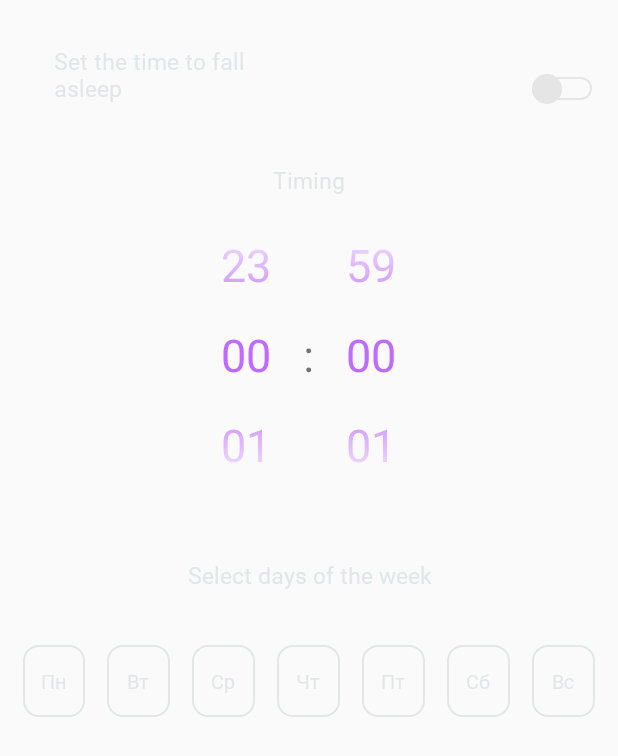
After one commit to Zell0Coding/whitenoise, an Android app: the fragment AsleepFragment shown on its own in the app's theme, on a phone screen of 412 x 824 dp. The commit adds this screen. Shown: the top 756 px of the screen. Run offline under Robolectric (Android 15) with nearby library versions, the phone set to English and light mode, and no system bars.

Commit message:
сделан сохранение состояния сна(дни,время,индикатор)

```diff
--- /dev/null
+++ b/app/src/main/java/com/meathammerstudio/whitenoise/Controllers/AsleepFragment.java
@@ -0,0 +1,230 @@
+package com.meathammerstudio.whitenoise.Controllers;
+
+import android.os.Bundle;
+import android.util.Log;
+import android.view.LayoutInflater;
+import android.view.View;
+import android.view.ViewGroup;
+import android.widget.Button;
+import android.widget.CompoundButton;
+import android.widget.LinearLayout;
+import android.widget.TimePicker;
+
+import androidx.annotation.NonNull;
+import androidx.annotation.Nullable;
+import androidx.appcompat.widget.SwitchCompat;
+import androidx.fragment.app.Fragment;
+
+import com.google.gson.Gson;
+import com.google.gson.GsonBuilder;
+import com.meathammerstudio.whitenoise.Models.sleepModel;
+import com.meathammerstudio.whitenoise.R;
+import com.meathammerstudio.whitenoise.Utills.Manager;
+import com.meathammerstudio.whitenoise.Utills.StorageManager;
+import com.meathammerstudio.whitenoise.Utills.Utill;
+
+import java.util.List;
+
+public class AsleepFragment extends Fragment implements View.OnClickListener {
+
+    private Manager mManager;
+    private sleepModel mSleepModel;
+    private boolean canSave = false;
+
+    private TimePicker mTimePicker;
+    private SwitchCompat mSwitchCompat;
+
+    private Button dayMonday;
+    private Button dayTuesday;
+    private Button dayWednesday;
+    private Button dayThursday;
+    private Button dayFriday;
+    private Button daySaturday;
+    private Button daySunday;
+
+
+    @Override
+    public void onCreate(@Nullable Bundle savedInstanceState) {
+        super.onCreate(savedInstanceState);
+        mManager = Manager.getInstance();
+        mSleepModel = loadAsleep();
+    }
+
+    @Nullable
+    @Override
+    public View onCreateView(@NonNull LayoutInflater inflater, @Nullable ViewGroup container, @Nullable Bundle savedInstanceState) {
+        View view = inflater.inflate(R.layout.sleep_layout,container,false);
+        mTimePicker = view.findViewById(R.id.timer_picker);
+        mSwitchCompat = view.findViewById(R.id.asleep_state);
+        dayMonday = view.findViewById(R.id.day_monday);
+        dayTuesday = view.findViewById(R.id.day_tuesday);
+        dayWednesday = view.findViewById(R.id.day_wednesday);
+        dayThursday = view.findViewById(R.id.day_thursday);
+        dayFriday = view.findViewById(R.id.day_friday);
+        daySaturday = view.findViewById(R.id.day_saturday);
+        daySunday = view.findViewById(R.id.day_sunday);
+
+        dayMonday.setOnClickListener(this);
+        dayTuesday.setOnClickListener(this);
+        dayWednesday.setOnClickListener(this);
+        dayThursday.setOnClickListener(this);
+        dayFriday.setOnClickListener(this);
+        daySaturday.setOnClickListener(this);
+        daySunday.setOnClickListener(this);
+
+        mTimePicker.setIs24HourView(true);
+        mTimePicker.setOnTimeChangedListener(new TimePicker.OnTimeChangedListener() {
+            @Override
+            public void onTimeChanged(TimePicker view, int hourOfDay, int minute) {
+
+                if(canSave)
+                {
+                    mSleepModel.setSleepingHour(hourOfDay);
+                    mSleepModel.setSleepingMinute(minute);
+                    saveAsleep();
+                }
+            }
+        });
+
+        mSwitchCompat.setOnCheckedChangeListener(new CompoundButton.OnCheckedChangeListener() {
+            @Override
+            public void onCheckedChanged(CompoundButton buttonView, boolean isChecked) {
+
+                mSleepModel.setEnable(isChecked);
+                reCreateSwitch(isChecked);
+                saveAsleep();
+            }
+        });
+
+        return view;
+    }
+
+    @Override
+    public void onViewCreated(@NonNull View view, @Nullable Bundle savedInstanceState) {
+        super.onViewCreated(view, savedInstanceState);
+        reCreateSwitch(mSleepModel.isEnable());
+        reCreateButtons(mSleepModel.getDays());
+        reCreateTime();
+    }
+
+    private void reCreateSwitch(boolean isEnable){
+        if(isEnable){
+            mSwitchCompat.setThumbResource(R.drawable.switch_enable_thumb);
+            mSwitchCompat.setTrackResource(R.drawable.switch_track);
+            mSwitchCompat.setChecked(true);
+        }else{
+            mSwitchCompat.setThumbResource(R.drawable.switch_disable_thumb);
+            mSwitchCompat.setTrackResource(R.drawable.switch_disable);
+            mSwitchCompat.setChecked(false);
+        }
+    }
+    private void defaultButton(){
+        dayMonday.setBackgroundResource(R.drawable.day_button_background_non_include);
+        dayMonday.setTextAppearance(getContext(),R.style.DayButtonNonInclude);
+        dayTuesday.setBackgroundResource(R.drawable.day_button_background_non_include);
+        dayTuesday.setTextAppearance(getContext(),R.style.DayButtonNonInclude);
+        dayWednesday.setBackgroundResource(R.drawable.day_button_background_non_include);
+        dayWednesday.setTextAppearance(getContext(),R.style.DayButtonNonInclude);
+        dayThursday.setBackgroundResource(R.drawable.day_button_background_non_include);
+        dayThursday.setTextAppearance(getContext(),R.style.DayButtonNonInclude);
+        dayFriday.setBackgroundResource(R.drawable.day_button_background_non_include);
+        dayFriday.setTextAppearance(getContext(),R.style.DayButtonNonInclude);
+        daySaturday.setBackgroundResource(R.drawable.day_button_background_non_include);
+        daySaturday.setTextAppearance(getContext(),R.style.DayButtonNonInclude);
+        daySunday.setBackgroundResource(R.drawable.day_button_background_non_include);
+        daySunday.setTextAppearance(getContext(),R.style.DayButtonNonInclude);
+    }
+    private void reCreateButtons(List<String> buttons){
+        defaultButton();
+        for(int i = 0; i < buttons.size(); i++){
+            switch (buttons.get(i)){
+                case "Mo":
+                    dayMonday.setBackgroundResource(R.drawable.day_button_background_include);
+                    dayMonday.setTextAppearance(getContext(),R.style.DayButtonInclude);
+                    break;
+                case "Tu":
+                    dayTuesday.setBackgroundResource(R.drawable.day_button_background_include);
+                    dayTuesday.setTextAppearance(getContext(),R.style.DayButtonInclude);
+                    break;
+                case "We":
+                    dayWednesday.setBackgroundResource(R.drawable.day_button_background_include);
+                    dayWednesday.setTextAppearance(getContext(),R.style.DayButtonInclude);
+                    break;
+                case "Th":
+                    dayThursday.setBackgroundResource(R.drawable.day_button_background_include);
+                    dayThursday.setTextAppearance(getContext(),R.style.DayButtonInclude);
+                    break;
+                case "Fr":
+                    dayFriday.setBackgroundResource(R.drawable.day_button_background_include);
+                    dayFriday.setTextAppearance(getContext(),R.style.DayButtonInclude);
+                    break;
+                case "Sa":
+                    daySaturday.setBackgroundResource(R.drawable.day_button_background_include);
+                    daySaturday.setTextAppearance(getContext(),R.style.DayButtonInclude);
+                    break;
+                case "Su":
+                    daySunday.setBackgroundResource(R.drawable.day_button_background_include);
+                    daySunday.setTextAppearance(getContext(),R.style.DayButtonInclude);
+                    break;
+            }
+        }
+    }
+    private void reCreateTime(){
+        mTimePicker.setCurrentHour(mSleepModel.getSleepingHour());
+        mTimePicker.setCurrentMinute(mSleepModel.getSleepingMinute());
+        canSave = true;
+    }
+
+
+    @Override
+    public void onClick(View v) {
+        switch (v.getId()){
+            case R.id.day_monday:
+                mSleepModel.changeDay("Mo");
+                break;
+            case R.id.day_tuesday:
+                mSleepModel.changeDay("Tu");
+                break;
+            case R.id.day_wednesday:
+                mSleepModel.changeDay("We");
+                break;
+            case R.id.day_thursday:
+                mSleepModel.changeDay("Th");
+                break;
+            case R.id.day_friday:
+                mSleepModel.changeDay("Fr");
+                break;
+            case R.id.day_saturday:
+                mSleepModel.changeDay("Sa");
+                break;
+            case R.id.day_sunday:
+                mSleepModel.changeDay("Su");
+                break;
+        }
+        saveAsleep();
+        reCreateButtons(mSleepModel.getDays());
+    }
+
+    private sleepModel loadAsleep(){
+
+        try {
+            String data = StorageManager.readFromFile(Utill.ASLEEP, getContext());
+            GsonBuilder gsonBuilder = new GsonBuilder();
+            Gson gson = gsonBuilder.create();
+            sleepModel sleepModel = gson.fromJson(data,sleepModel.class);
+            if(sleepModel==null){
+                sleepModel = new sleepModel();
+            }
+            return sleepModel;
+        }catch (NullPointerException e){
+            e.printStackTrace();
+            return new sleepModel();
+        }
+    }
+
+    private void saveAsleep(){
+        Gson gson = new Gson();
+        String json_data = gson.toJson(mSleepModel);
+        StorageManager.writeToFile(Utill.ASLEEP,json_data,getContext());
+    }
+}
--- a/app/src/main/java/com/meathammerstudio/whitenoise/Controllers/LanguageFragment.java
+++ b/app/src/main/java/com/meathammerstudio/whitenoise/Controllers/LanguageFragment.java
@@ -86,7 +86,7 @@ public class LanguageFragment extends Fragment implements i_helper.i_language {
         language_.setLanguage_abbr(language.getAbbr().toLowerCase());
         Gson gson = new Gson();
         String json_data = gson.toJson(language_);
-        StorageManager.writeToFile(Utill.SETTINGS,json_data,getContext());
+        StorageManager.writeToFile(Utill.LANGUAGE,json_data,getContext());
         mManager.setCurrentLang(language_.getLanguage_abbr());
 
         Resources resources = getResources();
--- a/app/src/main/java/com/meathammerstudio/whitenoise/Controllers/MainActivity.java
+++ b/app/src/main/java/com/meathammerstudio/whitenoise/Controllers/MainActivity.java
@@ -84,7 +84,7 @@ public class MainActivity extends AppCompatActivity implements LanguageFragment.
                 addFragment(Utill.TIMER_FRAGMENT);
                 break;
             case R.id.sleep:
-                //
+                addFragment(Utill.SLEEP_MODE);
                 break;
             case R.id.settings:
                 addFragment(Utill.SETTINGS);
@@ -128,6 +128,17 @@ public class MainActivity extends AppCompatActivity implements LanguageFragment.
                 mActionBar.setTitle(R.string.settings);
 
                 break;
+
+            case Utill.SLEEP_MODE:
+
+                AsleepFragment asleepFragment = new AsleepFragment();
+                fragmentTransaction.replace(R.id.container,asleepFragment);
+                mActionBar.setDisplayHomeAsUpEnabled(true);
+                mActionBar.setDisplayShowHomeEnabled(true);
+                mActionBar.setDisplayShowTitleEnabled(true);
+                mActionBar.setTitle(R.string.sleeping_mode);
+
+                break;
         }
         fragmentTransaction.commit();
     }
@@ -163,7 +174,7 @@ public class MainActivity extends AppCompatActivity implements LanguageFragment.
 
     private currentLanguage getLanguage(){
         try {
-            String data = StorageManager.readFromFile(Utill.SETTINGS, getApplicationContext());
+            String data = StorageManager.readFromFile(Utill.LANGUAGE, getApplicationContext());
             GsonBuilder gsonBuilder = new GsonBuilder();
             Gson gson = gsonBuilder.create();
             currentLanguage language = gson.fromJson(data,currentLanguage.class);
--- a/app/src/main/java/com/meathammerstudio/whitenoise/Controllers/TimerAddFragment.java
+++ b/app/src/main/java/com/meathammerstudio/whitenoise/Controllers/TimerAddFragment.java
@@ -59,7 +59,7 @@ public class TimerAddFragment extends Fragment {
     }
 
     private void saveTimer(){
-            int hours = mTimePicker.getCurrentHour();
+        int hours = mTimePicker.getCurrentHour();
         int minutes = mTimePicker.getCurrentMinute();
         Timer timer = new Timer(hours,minutes,false);
 
--- /dev/null
+++ b/app/src/main/java/com/meathammerstudio/whitenoise/Models/sleepModel.java
@@ -0,0 +1,49 @@
+package com.meathammerstudio.whitenoise.Models;
+
+import java.util.ArrayList;
+import java.util.Calendar;
+import java.util.List;
+
+public class sleepModel {
+
+    private boolean isEnable;
+    private int sleepingHour;
+    private int sleepingMinute;
+    private List<String> days;
+
+    public sleepModel(){
+        isEnable = false;
+        days = new ArrayList<>();
+        //sleepingHour = Calendar.getInstance().get(Calendar.HOUR);
+        //sleepingMinute = Calendar.getInstance().get(Calendar.MINUTE);
+    }
+
+    public boolean isEnable() {
+        return isEnable;
+    }
+    public void setEnable(boolean _state){isEnable = _state;}
+    public void changeDay(String day){
+        for(int i = 0; i < days.size(); i++){
+            if(days.get(i).equals(day)){
+                days.remove(i);
+                return;
+            }
+        }
+        days.add(day);
+    }
+    public List<String> getDays() {
+        return days;
+    }
+    public int getSleepingHour() {
+        return sleepingHour;
+    }
+    public void setSleepingHour(int sleepingHour) {
+        this.sleepingHour = sleepingHour;
+    }
+    public int getSleepingMinute() {
+        return sleepingMinute;
+    }
+    public void setSleepingMinute(int sleepingMinute) {
+        this.sleepingMinute = sleepingMinute;
+    }
+}
--- a/app/src/main/java/com/meathammerstudio/whitenoise/Utills/Utill.java
+++ b/app/src/main/java/com/meathammerstudio/whitenoise/Utills/Utill.java
@@ -49,6 +49,7 @@ public abstract class Utill {
     public static final String SELECTED_SOUND = "selected_sound";
     public static final String TIMER_SELECTED = "selected_timers";
     public static final String LANGUAGE = "language";
+    public static final String ASLEEP = "asleep";
     // -------------------------------------------------------
 
 }
--- /dev/null
+++ b/app/src/main/res/drawable/day_button_background_include.xml
@@ -0,0 +1,26 @@
+<?xml version="1.0" encoding="utf-8"?>
+<shape xmlns:android="http://schemas.android.com/apk/res/android"
+    android:shape="rectangle" >
+
+    <!-- View background color -->
+    <solid
+        android:color="@android:color/transparent" >
+    </solid>
+
+    <!-- View border color and width -->
+    <stroke
+        android:width="1dp"
+        android:color="@color/colorSelected" >
+    </stroke>
+
+    <!-- The radius makes the corners rounded -->
+    <corners
+        android:radius="2dp"
+        android:bottomLeftRadius="10dp"
+        android:topLeftRadius="10dp"
+        android:bottomRightRadius="10dp"
+        android:topRightRadius="10dp">
+    </corners>
+
+
+</shape>
--- /dev/null
+++ b/app/src/main/res/drawable/day_button_background_non_include.xml
@@ -0,0 +1,26 @@
+<?xml version="1.0" encoding="utf-8"?>
+<shape xmlns:android="http://schemas.android.com/apk/res/android"
+    android:shape="rectangle" >
+
+    <!-- View background color -->
+    <solid
+        android:color="@android:color/transparent" >
+    </solid>
+
+    <!-- View border color and width -->
+    <stroke
+        android:width="1dp"
+        android:color="@color/colorText" >
+    </stroke>
+
+    <!-- The radius makes the corners rounded -->
+    <corners
+        android:radius="2dp"
+        android:bottomLeftRadius="10dp"
+        android:topLeftRadius="10dp"
+        android:bottomRightRadius="10dp"
+        android:topRightRadius="10dp">
+    </corners>
+
+
+</shape>
--- /dev/null
+++ b/app/src/main/res/layout/sleep_layout.xml
@@ -0,0 +1,176 @@
+<?xml version="1.0" encoding="utf-8"?>
+<androidx.core.widget.NestedScrollView
+    xmlns:android="http://schemas.android.com/apk/res/android"
+    xmlns:app="http://schemas.android.com/apk/res-auto"
+    android:layout_width="match_parent"
+    android:layout_height="match_parent">
+
+    <LinearLayout
+        android:layout_width="match_parent"
+        android:layout_height="match_parent"
+        android:orientation="vertical">
+
+        <androidx.constraintlayout.widget.ConstraintLayout
+            android:layout_width="match_parent"
+            android:layout_height="wrap_content"
+            android:orientation="horizontal">
+
+            <TextView
+                android:layout_width="130dp"
+                android:layout_height="wrap_content"
+                android:fontFamily="@font/roboto_regular"
+                android:text="@string/asleep"
+                android:textColor="@color/colorText"
+                android:textSize="15sp"
+                android:layout_marginTop="30dp"
+                android:layout_marginLeft="36dp"
+                android:layout_marginStart="36dp"
+                app:layout_constraintBottom_toBottomOf="parent"
+                app:layout_constraintStart_toStartOf="parent"
+                app:layout_constraintTop_toTopOf="parent">
+
+            </TextView>
+
+            <androidx.appcompat.widget.SwitchCompat
+                android:id="@+id/asleep_state"
+                android:layout_width="wrap_content"
+                android:layout_height="wrap_content"
+                android:layout_marginRight="17dp"
+                android:layout_marginEnd="17dp"
+                app:thumbTint="@color/colorSelected"
+                app:track="@drawable/switch_track"
+                app:layout_constraintBottom_toBottomOf="parent"
+                app:layout_constraintEnd_toEndOf="parent" />
+
+        </androidx.constraintlayout.widget.ConstraintLayout>
+        <TextView
+            android:layout_width="match_parent"
+            android:layout_height="wrap_content"
+            android:layout_marginTop="40dp"
+            android:fontFamily="@font/roboto_regular"
+            android:textSize="15sp"
+            android:textColor="@color/colorText"
+            android:text="@string/timing"
+            android:textAlignment="center">
+
+        </TextView>
+        <TimePicker
+            android:id="@+id/timer_picker"
+            android:theme="@style/MyThemeTimePicker"
+            style="@style/MyThemeTimePicker"
+            android:layout_width="match_parent"
+            android:layout_height="wrap_content"
+            android:background="@android:color/transparent"
+            android:numbersSelectorColor="@color/colorSelected"
+            android:timePickerMode="spinner">
+
+        </TimePicker>
+        <TextView
+            android:layout_width="match_parent"
+            android:layout_height="wrap_content"
+            android:layout_marginTop="30dp"
+            android:fontFamily="@font/roboto_regular"
+            android:textSize="15sp"
+            android:textColor="@color/colorText"
+            android:text="@string/days_of_week"
+            android:textAlignment="center">
+
+        </TextView>
+
+        <LinearLayout
+            android:id="@+id/buttons_container"
+            android:layout_width="match_parent"
+            android:layout_height="wrap_content"
+            android:layout_marginTop="36dp"
+            android:orientation="horizontal">
+
+            <Button
+                android:id="@+id/day_monday"
+                android:layout_width="0dp"
+                android:layout_height="wrap_content"
+                android:layout_marginStart="15dp"
+                android:layout_marginEnd="7dp"
+                android:text="Пн"
+                android:textAllCaps="false"
+                style="@style/DayButtonNonInclude"
+                android:layout_weight="1">
+
+            </Button>
+            <Button
+                android:id="@+id/day_tuesday"
+                android:layout_width="0dp"
+                android:layout_height="wrap_content"
+                android:layout_marginRight="7dp"
+                android:layout_marginLeft="7dp"
+                android:text="Вт"
+                android:textAllCaps="false"
+                style="@style/DayButtonNonInclude"
+                android:layout_weight="1">
+
+            </Button>
+            <Button
+                android:id="@+id/day_wednesday"
+                android:layout_width="0dp"
+                android:layout_height="wrap_content"
+                android:layout_marginRight="7dp"
+                android:layout_marginLeft="7dp"
+                style="@style/DayButtonNonInclude"
+                android:text="Ср"
+                android:textAllCaps="false"
+                android:layout_weight="1">
+
+            </Button>
+            <Button
+                android:id="@+id/day_thursday"
+                android:layout_width="0dp"
+                android:layout_height="wrap_content"
+                android:layout_marginRight="7dp"
+                android:layout_marginLeft="7dp"
+                style="@style/DayButtonNonInclude"
+                android:text="Чт"
+                android:textAllCaps="false"
+                android:layout_weight="1">
+
+            </Button>
+            <Button
+                android:id="@+id/day_friday"
+                android:layout_width="0dp"
+                android:layout_height="wrap_content"
+                android:layout_marginRight="7dp"
+                android:layout_marginLeft="7dp"
+                style="@style/DayButtonNonInclude"
+                android:text="Пт"
+                android:textAllCaps="false"
+                android:layout_weight="1">
+
+            </Button>
+            <Button
+                android:id="@+id/day_saturday"
+                android:layout_width="0dp"
+                android:layout_height="wrap_content"
+                android:layout_marginRight="7dp"
+                android:layout_marginLeft="7dp"
+                style="@style/DayButtonNonInclude"
+                android:text="Сб"
+                android:textAllCaps="false"
+                android:layout_weight="1">
+
+            </Button>
+            <Button
+                android:id="@+id/day_sunday"
+                android:layout_width="0dp"
+                android:layout_height="wrap_content"
+                android:layout_marginStart="7dp"
+                android:layout_marginEnd="15dp"
+                style="@style/DayButtonNonInclude"
+                android:text="Вс"
+                android:textAllCaps="false"
+                android:layout_weight="1">
+
+            </Button>
+
+        </LinearLayout>
+
+    </LinearLayout>
+
+</androidx.core.widget.NestedScrollView>
--- a/app/src/main/res/values/styles.xml
+++ b/app/src/main/res/values/styles.xml
@@ -16,4 +16,18 @@
         <item name="android:textSize">30sp</item>
     </style>
 
+    <style name="DayButtonInclude">
+        <item name="android:textColor">@color/colorSelected</item>
+        <item name="android:fontFamily">@font/roboto_regular</item>
+        <item name="android:textSize">13sp</item>
+        <item name="android:background">@drawable/day_button_background_include</item>
+    </style>
+
+    <style name="DayButtonNonInclude">
+        <item name="android:textColor">@color/colorText</item>
+        <item name="android:fontFamily">@font/roboto_regular</item>
+        <item name="android:textSize">13sp</item>
+        <item name="android:background">@drawable/day_button_background_non_include</item>
+    </style>
+
 </resources>
```
